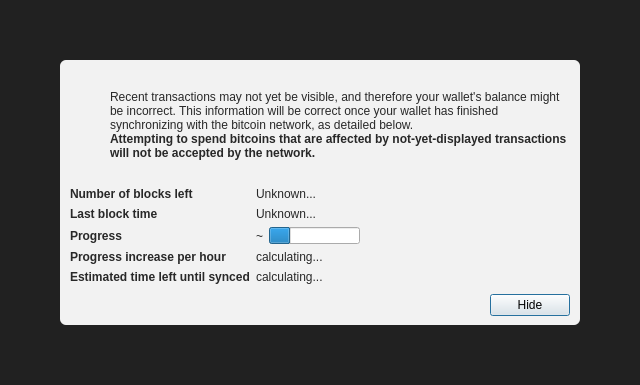
Qt form src/qt/forms/modaloverlay.ui (DeepPool/test) before a commit.
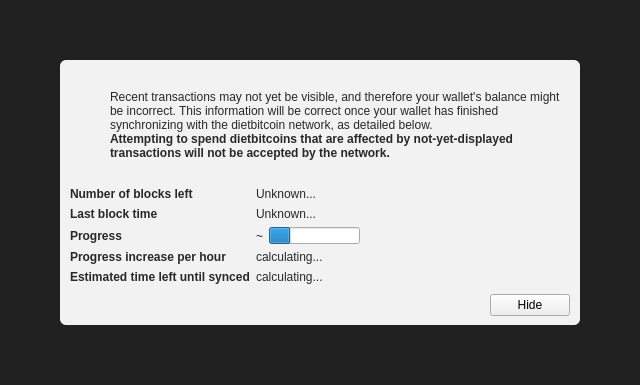
The same form after that commit. Icons and pictures are not drawn. Custom widgets are drawn as their Qt base class.

What changed in the file:
```diff
--- a/src/qt/forms/modaloverlay.ui
+++ b/src/qt/forms/modaloverlay.ui
@@ -130,7 +130,7 @@
              <item>
               <widget class="QLabel" name="infoText">
                <property name="text">
-                <string>Recent transactions may not yet be visible, and therefore your wallet's balance might be incorrect. This information will be correct once your wallet has finished synchronizing with the bitcoin network, as detailed below.</string>
+                <string>Recent transactions may not yet be visible, and therefore your wallet's balance might be incorrect. This information will be correct once your wallet has finished synchronizing with the dietbitcoin network, as detailed below.</string>
                </property>
                <property name="textFormat">
                 <enum>Qt::RichText</enum>
@@ -149,7 +149,7 @@
                 </font>
                </property>
                <property name="text">
-                <string>Attempting to spend bitcoins that are affected by not-yet-displayed transactions will not be accepted by the network.</string>
+                <string>Attempting to spend dietbitcoins that are affected by not-yet-displayed transactions will not be accepted by the network.</string>
                </property>
                <property name="textFormat">
                 <enum>Qt::RichText</enum>
@@ -351,12 +351,6 @@
              <property name="text">
               <string>Hide</string>
              </property>
-             <property name="focusPolicy">
-              <enum>Qt::StrongFocus</enum>
-             </property>
-             <property name="default">
-              <bool>true</bool>
-             </property>
             </widget>
            </item>
           </layout>
```
Left out of the diff: 2 changed lines with no effect on the pictures.
